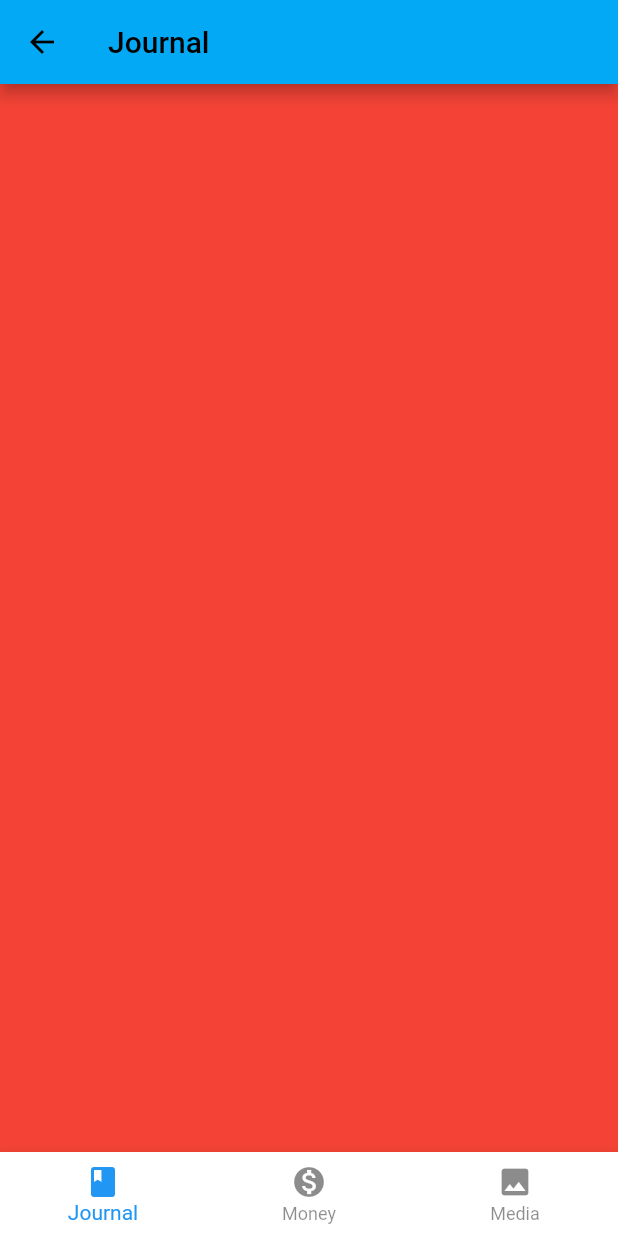
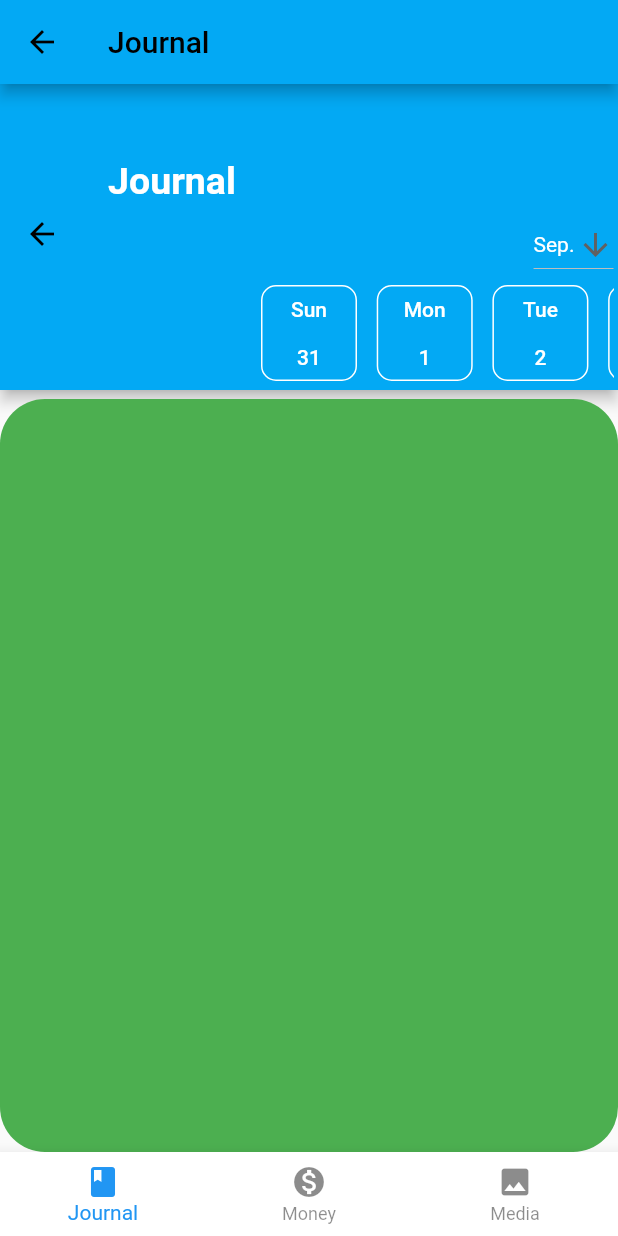
Before and after one commit to hamletSolanoD/MosaiccApp, a Flutter app: the homePage screen opened by its route, on a phone screen of 412 x 824 dp. Run offline on Flutter 3.47's test engine with Material 2 defaults, Android fonts, the light colour scheme and no system bars; drawn by our look-alikes of carousel_slider; our stand-ins replace audioplayers, firebase_auth, firebase_core; missing offline and left inert: dart:ffi; accounts and stored records are empty; network calls fail; statements that could not run were skipped.

Commit message:
Main Journal appBar

```diff
--- a/lib/ui/Utils/route_generator.dart
+++ b/lib/ui/Utils/route_generator.dart
@@ -1,4 +1,6 @@
 import 'package:flutter/material.dart';
+import 'package:mosaicc/ui/pages/JournalWidgets/JournalMain.dart';
+import 'package:mosaicc/ui/pages/JournalWidgets/Widgets/MinJournalEntry.dart';
 
 import '../pages/AuthPages/SignUp.dart';
 import '../pages/AuthPages/signIn.dart';
@@ -24,6 +26,7 @@ static Route<dynamic> generateRoute(RouteSettings settings){
     case '/signIn': return MaterialPageRoute(builder: (_) => signIn(args)) ;
     case '/homePage': return MaterialPageRoute(builder: (_) =>  homePage(args));
     case '/signUp': return MaterialPageRoute(builder: (_) =>  SignUp(args));
+    case '/Journal': return MaterialPageRoute(builder: (_) =>  JournalMain());
 
     default: return _errorRoute();
 
--- a/lib/ui/main.dart
+++ b/lib/ui/main.dart
@@ -5,6 +5,7 @@ import 'package:firebase_core/firebase_core.dart';
 import 'package:flutter/material.dart';
 import 'package:mosaicc/ui/Utils/route_generator.dart';
 import 'package:mosaicc/ui/pages/AuthPages/signIn.dart';
+import 'package:mosaicc/ui/pages/JournalWidgets/JournalMain.dart';
 
 import '../firebase_options.dart';
 
@@ -25,7 +26,7 @@ class newApp extends StatelessWidget {
     return MaterialApp(
         title: "Mosaicc",
         theme: ThemeData(primarySwatch: Colors.lightBlue),
-        home: signIn(UserCredentials),
+        home: JournalMain(),
         onGenerateRoute: RouteGenerator.generateRoute,);
   }
 }
--- a/lib/ui/pages/AuthPages/signIn.dart
+++ b/lib/ui/pages/AuthPages/signIn.dart
@@ -3,7 +3,6 @@ import 'dart:async';
 import 'package:firebase_auth/firebase_auth.dart';
 import 'package:flutter/material.dart';
 import 'package:mosaicc/data/repositories/firebase_login_repository.dart';
-import 'package:mosaicc/ui/pages/JournalWidgets/Widgets/HCalendarSelector.dart';
 
 import '../../widgets/alertDIalog.dart';
 
--- a/lib/ui/pages/JournalWidgets/JournalMain.dart
+++ b/lib/ui/pages/JournalWidgets/JournalMain.dart
@@ -1,4 +1,6 @@
 import 'package:flutter/material.dart';
+import 'package:mosaicc/ui/pages/JournalWidgets/Widgets/HCalendarSelector.dart';
+
 class JournalMain extends StatefulWidget {
   @override
   State<StatefulWidget> createState() {
@@ -8,11 +10,50 @@ class JournalMain extends StatefulWidget {
 }
 
 class JournalMainState extends State<JournalMain> {
+  Widget _buildBody() {
+    return Stack(children: [
+      Positioned(top: 0.0, left: 0.0, right: 0.0, child: _buildAppBar()),
+      Padding(
+        padding: EdgeInsets.only(top: 210),
+        child: Container(
+          decoration: new BoxDecoration(
+            borderRadius: new BorderRadius.circular(30),
+            color: Colors.green,
+          ),
+        ),
+      ),
+    ]);
+  }
+
+  Widget _buildAppBar() {
+    return AppBar(
+      toolbarHeight: 200,
+      title: Padding(
+        child: Text(
+          "Journal",
+          style: TextStyle(
+              color: Colors.white, fontSize: 25, fontWeight: FontWeight.bold),
+        ),
+        padding: EdgeInsets.only(bottom: 70),
+      ),
+      flexibleSpace:
+
+
+       Column(
+          mainAxisAlignment: MainAxisAlignment.end,
+          children: [ SizedBox(height: 80),HCalendarSelector()],
+        ),
+
+    );
+  }
+
+Widget _buildContainment(){
+
+}
   @override
   Widget build(BuildContext context) {
-    // TODO: implement build
-      return Container(color: Colors.red );
+    return Scaffold(
+      body: _buildBody(),
+    );
   }
-
-
 }
--- a/lib/ui/pages/JournalWidgets/Widgets/HCalendarSelector.dart
+++ b/lib/ui/pages/JournalWidgets/Widgets/HCalendarSelector.dart
@@ -26,9 +26,21 @@ class _HCalendarItem extends StatelessWidget {
   @override
   Widget build(BuildContext context) {
     _innerButton = OutlinedButton(
-        child: Text(DateFormat('EEEE').format(_toDisplay).substring(0, 3) +
-            "\n" +
-            _toDisplay.day.toString()));
+
+        child: Text(
+      DateFormat('EEEE').format(_toDisplay).substring(0, 3) +
+          "\n\n" +
+          _toDisplay.day.toString(),
+      textAlign: TextAlign.center,
+      style: const TextStyle(color: Colors.white),
+    ),
+      style: OutlinedButton.styleFrom(
+        shape: RoundedRectangleBorder(borderRadius: BorderRadius.circular(10)),
+    primary: Colors.white,
+    side: BorderSide(color: Colors.white, width: 1,),
+
+
+    ));
     return Padding(padding: EdgeInsets.all(3), child: _innerButton);
   }
 }
@@ -79,7 +91,7 @@ class _hcalendarState extends State<HCalendarSelector> {
             value: _months[_month],
             icon: const Icon(Icons.arrow_downward),
             elevation: 16,
-            style: const TextStyle(color: Colors.blue),
+            style: const TextStyle(color: Colors.white),
             items: _months.map<DropdownMenuItem<String>>((String value) {
               return DropdownMenuItem<String>(
                 value: value,
@@ -103,13 +115,14 @@ class _hcalendarState extends State<HCalendarSelector> {
       carouselController: _datesCarouselController,
       items: _DatesToShow,
       options: CarouselOptions(
+
         initialPage: 0,
-        height: 50,
-        viewportFraction: 0.3,
+        height: 70,
+        viewportFraction: 0.19,
         autoPlay: false,
-        disableCenter: true,
+        disableCenter: false,
         enableInfiniteScroll: false,
-        enlargeCenterPage: true,
+        enlargeCenterPage: false,
       ),
     );
   }
```
